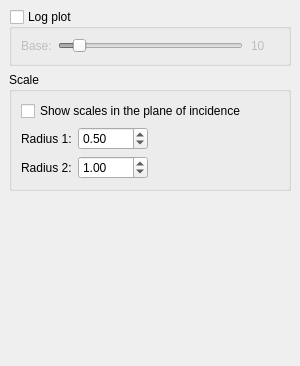
KimuraRyo/BSDFProcessor, file src/DisplayDockWidget.ui: the form before one commit.
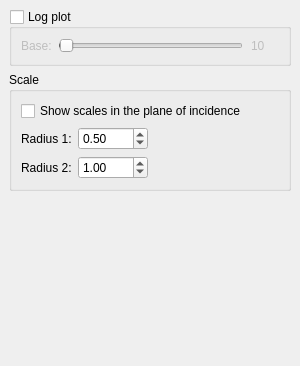
The form after the commit.

```diff
--- a/src/DisplayDockWidget.ui
+++ b/src/DisplayDockWidget.ui
@@ -38,7 +38,7 @@
             <number>2</number>
            </property>
            <property name="maximum">
-            <number>99</number>
+            <number>999</number>
            </property>
            <property name="value">
             <number>10</number>
```
Left out of the diff: 4 changed lines with no effect on the pictures.
